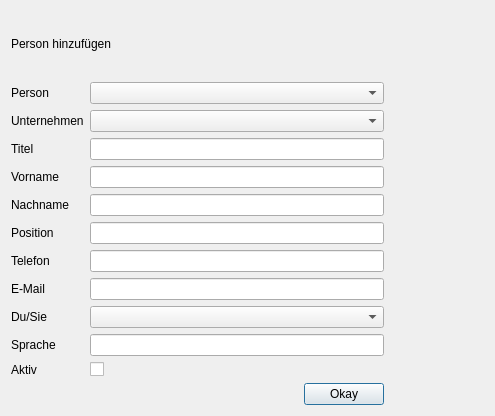
The window that person.ui (green-lion-racing/glr-database) describes before a commit, drawn with Qt 5.
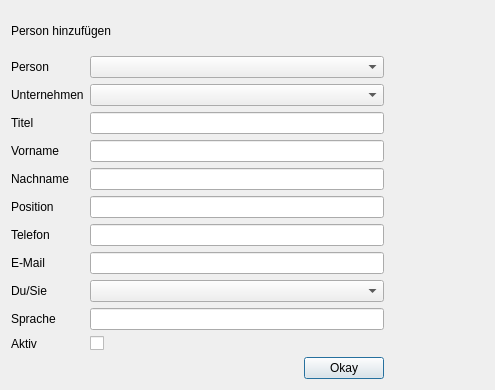
The same window after the commit.

The edit to the form file:
```diff
--- a/person.ui
+++ b/person.ui
@@ -7,21 +7,13 @@
     <x>0</x>
     <y>0</y>
     <width>495</width>
-    <height>416</height>
+    <height>390</height>
    </rect>
   </property>
   <property name="windowTitle">
    <string>Dialog</string>
   </property>
-  <layout class="QVBoxLayout" name="verticalLayout_2">
-   <item>
     <layout class="QVBoxLayout" name="verticalLayout">
-     <property name="topMargin">
-      <number>0</number>
-     </property>
-     <property name="rightMargin">
-      <number>0</number>
-     </property>
      <item>
       <widget class="QLabel" name="l_dialogTitle">
        <property name="text">
@@ -199,8 +191,6 @@
             <string>Okay</string>
            </property>
           </widget>
-         </item>
-        </layout>
        </item>
       </layout>
      </item>
```
Lines whose indentation alone changed are shown as unchanged.
